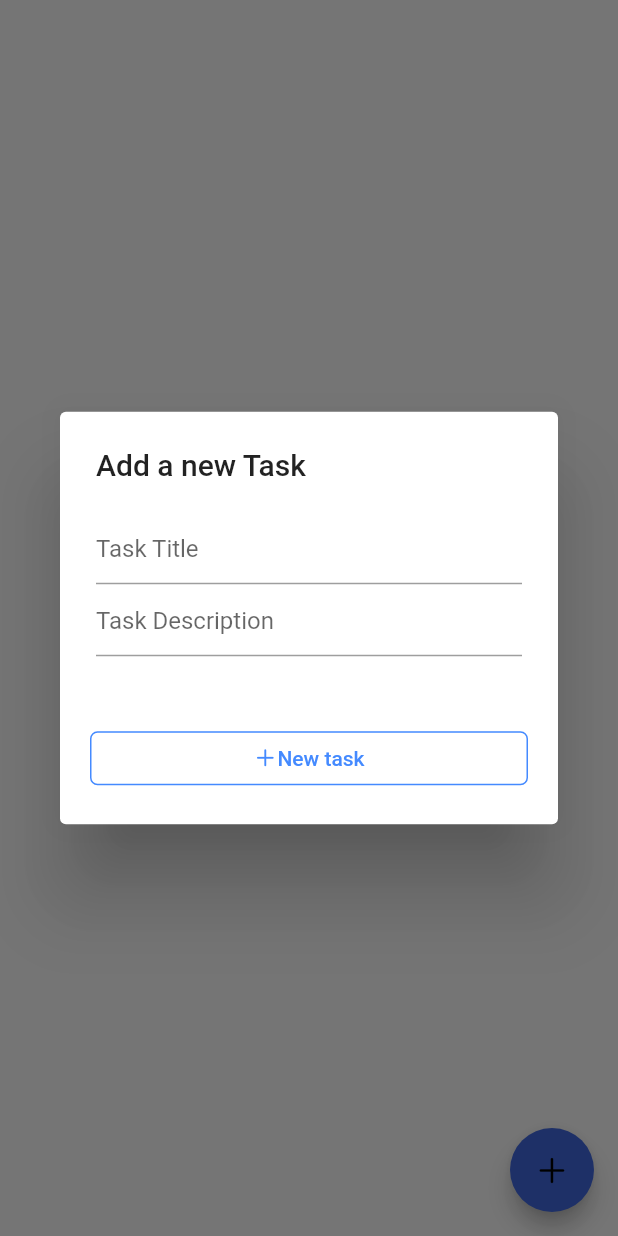
After one commit to daasrattale/gotta-do, a Flutter app: the screen it shows after launch, after a tap on an icon or button, on a phone screen of 412 x 824 dp. The commit adds this screen. Run offline on Flutter 3.47's test engine with Material 2 defaults, Android fonts, the phone set to English and light mode, and no system bars; our stand-ins replace bloc, equatable, flutter_bloc, flutter_slidable, hydrated_bloc.

Commit message:
adding todo item and add todo widgets.

```diff
--- /dev/null
+++ b/lib/src/widgets/add_todo_widget.dart
@@ -0,0 +1,97 @@
+import 'package:flutter/cupertino.dart';
+import 'package:flutter/material.dart';
+import 'package:todo/src/model/todo.dart';
+
+class AddTodoWidget extends StatefulWidget {
+
+  final ValueChanged<Todo> addTodo;
+
+  const AddTodoWidget({
+    Key? key,
+    required this.addTodo,
+  }):super(key: key);
+
+  @override
+  State<AddTodoWidget> createState() => _AddTodoWidgetState();
+}
+
+class _AddTodoWidgetState extends State<AddTodoWidget> {
+
+  TextEditingController titleController = TextEditingController();
+  TextEditingController descriptionController = TextEditingController();
+
+  @override
+  Widget build(BuildContext context) {
+    return AlertDialog(
+      title: const Text('Add a new Task'),
+      actionsPadding: const EdgeInsets.all(20.0),
+      content: Column(
+        mainAxisSize: MainAxisSize.min,
+        children: [
+          SizedBox(
+            width: MediaQuery.of(context).size.width,
+            child: TextField(
+              controller: titleController,
+              autocorrect: true,
+              cursorColor: Theme.of(context).colorScheme.secondary,
+              decoration: const InputDecoration(
+                hintText: 'Task Title',
+                enabledBorder: UnderlineInputBorder(
+                  borderSide: BorderSide(width: 1, color: Colors.grey),
+                ),
+              ),
+            ),
+          ),
+          SizedBox(
+            width: MediaQuery.of(context).size.width,
+            child: TextField(
+              maxLines: null,
+              keyboardType: TextInputType.multiline,
+              autocorrect: true,
+              controller: descriptionController,
+              cursorColor: Theme.of(context).colorScheme.secondary,
+              decoration: const InputDecoration(
+                hintText: 'Task Description',
+                enabledBorder: UnderlineInputBorder(
+                  borderSide: BorderSide(width: 1, color: Colors.grey),
+                ),
+              ),
+            ),
+          ),
+        ],
+      ),
+      actions: [
+        TextButton(
+            onPressed: () {
+              widget.addTodo(
+                Todo(title: titleController.text, description: descriptionController.text),
+              );
+              titleController.text = '';
+              descriptionController.text = '';
+              Navigator.pop(context);
+            },
+            style: TextButton.styleFrom(
+              shape: RoundedRectangleBorder(
+                side: BorderSide(
+                  color: Theme.of(context).colorScheme.secondary,
+                ),
+                borderRadius: BorderRadius.circular(5),
+              ),
+              foregroundColor: Theme.of(context).colorScheme.secondary,
+            ),
+            child: SizedBox(
+                width: MediaQuery.of(context).size.width,
+                child: const Row(
+                  mainAxisAlignment: MainAxisAlignment.center,
+                  children: [
+                    Icon(
+                      CupertinoIcons.plus,
+                      size: 16,
+                    ),
+                    Text("New task")
+                  ],
+                )))
+      ],
+    );
+  }
+}
```
Also changed, not shown: lib/src/widgets/item_todo_widget.dart (added, +75 -0 lines), lib/views/home_view.dart (+10 -137 lines).
